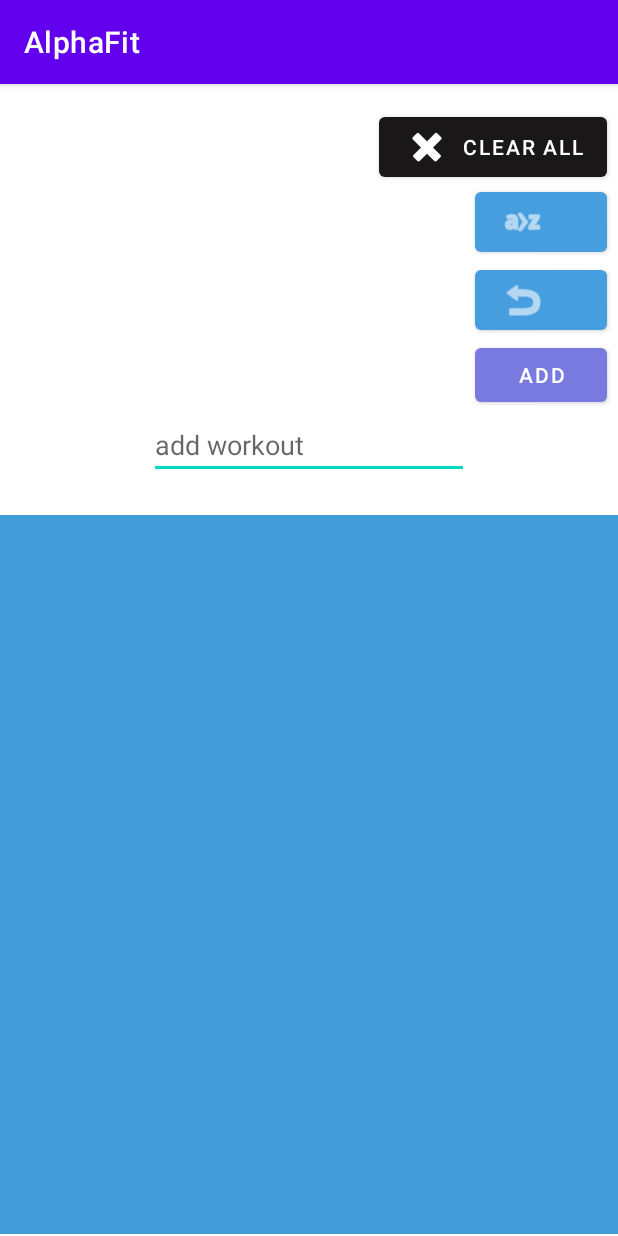
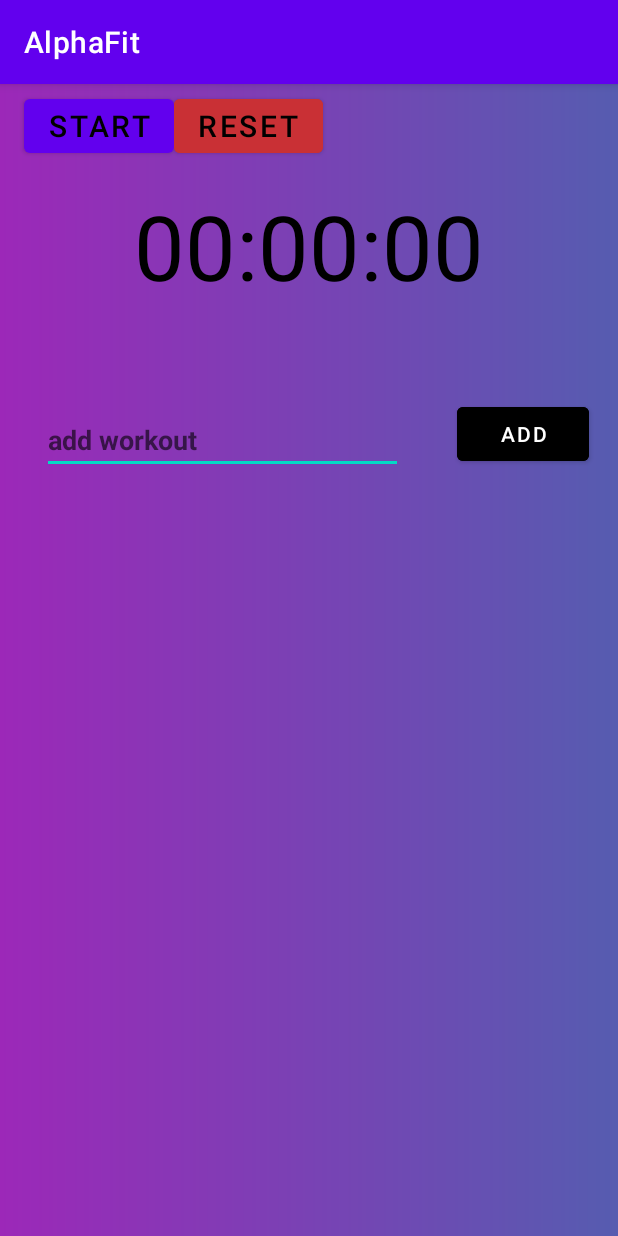
Before and after one commit to SuperMario1212/AlphaFit, an Android app: the CheckList screen opened directly, with no data from a screen before it, on a phone screen of 412 x 824 dp. Run offline under Robolectric (Android 15) with nearby library versions, the phone set to English and light mode, and no system bars.

Commit message:
Updated the workout timer

```diff
--- a/app/src/main/java/com/giruba/huaweicourse/alphafit/CheckList.java
+++ b/app/src/main/java/com/giruba/huaweicourse/alphafit/CheckList.java
@@ -2,6 +2,7 @@ package com.giruba.huaweicourse.alphafit;
 
 import androidx.appcompat.app.AlertDialog;
 import androidx.appcompat.app.AppCompatActivity;
+
 
 import android.content.DialogInterface;
 import android.os.Bundle;
@@ -11,124 +12,173 @@ import android.widget.ArrayAdapter;
 import android.widget.Button;
 import android.widget.EditText;
 import android.widget.ListView;
+import android.widget.TextView;
 import android.widget.Toast;
 
-import java.util.ArrayList;
-import java.util.Collections;
+import java.util.Timer;
+import java.util.TimerTask;
 
 public class CheckList extends AppCompatActivity {
 
-    private ListView citylist;
-    private EditText editcity;
-    private Button addcity;
-    private Button sort_ascending;
-    private Button sort_descending;
-    private Button clearall;
-    ArrayAdapter<String> adapt;
-    ArrayList<String> cities = new ArrayList<>();
+    Button btn_add,stopStartButton;
+    EditText et_workout;
+    TextView timerText;
+
+    boolean timerStarted = false;
+
+    Timer timer;
+    TimerTask timerTask;
+    Double time = 0.0;
+
+
+    ArrayAdapter workoutArrayAdapter;
+    DataBaseHelper dataBaseHelper;
+    ListView lv_workoutList;
 
     @Override
     protected void onCreate(Bundle savedInstanceState) {
         super.onCreate(savedInstanceState);
         setContentView(R.layout.activity_check_list);
 
-        citylist = findViewById(R.id.citieslist);
-        editcity = findViewById(R.id.addcities);
-        addcity = findViewById(R.id.addbutton);
-        sort_ascending = findViewById(R.id.ascending);
-        sort_descending = findViewById(R.id.descending);
-        clearall = findViewById(R.id.clearlist);
+        btn_add = findViewById(R.id.btn_add);
+        et_workout = findViewById(R.id.et_workout);
+        lv_workoutList = findViewById(R.id.workout_list);
+        timerText = findViewById(R.id.timerText);
+        stopStartButton = findViewById(R.id.startStopButton);
+        timer = new Timer();
 
+        dataBaseHelper = new DataBaseHelper(CheckList.this);
+        ShowWorkoutOnListView(dataBaseHelper);
 
-
-        //user input add cities
-        addcity.setOnClickListener(new View.OnClickListener() {
+        btn_add.setOnClickListener(new View.OnClickListener() {
             @Override
             public void onClick(View v) {
-                String cityname = editcity.getText().toString();
-                editcity.getText().clear(); //after type, clear the line
-                if(cityname.length()>0)
-                {
-                    //DATABASE
+                WorkoutTypes workout;
 
-                    //common query
-                    cities.add(cityname);
-                    citylist.setAdapter(adapt); //make new row
-                    adapt.notifyDataSetChanged();
+                try{
+                    workout = new WorkoutTypes(-1,et_workout.getText().toString());
+                    et_workout.getText().clear();
+                    Toast.makeText(CheckList.this, workout.getWorkout() + " added", Toast.LENGTH_SHORT).show();
+                }catch(Exception e){
+                    Toast.makeText(CheckList.this, "Error adding workout item", Toast.LENGTH_SHORT).show();
+                    workout = new WorkoutTypes(-1,"err");
                 }
+
+                DataBaseHelper dataBaseHelper = new DataBaseHelper(CheckList.this);
+                boolean success = dataBaseHelper.addOne(workout);
+                ShowWorkoutOnListView(dataBaseHelper);
+
+                Toast.makeText(CheckList.this, "Success", Toast.LENGTH_SHORT).show();
+
+                ShowWorkoutOnListView(dataBaseHelper);
+
             }
         });
 
-        //convert to ascending
-        sort_ascending.setOnClickListener(new View.OnClickListener() {
+        lv_workoutList.setOnItemLongClickListener(new AdapterView.OnItemLongClickListener() {
             @Override
-            public void onClick(View v) {
-                Toast.makeText(CheckList.this, "Sorted in ascending order", Toast.LENGTH_SHORT).show();
-                Collections.sort(cities);
-                adapt.notifyDataSetChanged();
-            }
-        });
-
-        //sort by descending order, can revert back to ascending
-        sort_descending.setOnClickListener(new View.OnClickListener() {
-            @Override
-            public void onClick(View v) {
-                Collections.reverse(cities); //able to revert back to ascending
-                adapt.notifyDataSetChanged();
-                Toast.makeText(CheckList.this, "Press again to convert back", Toast.LENGTH_SHORT).show();
-            }
-        });
-
-        //delete items in list
-        citylist.setOnItemLongClickListener(new AdapterView.OnItemLongClickListener() {
-            @Override
-            public boolean onItemLongClick(AdapterView<?> parent, View view, final int position, long id) {
+            public boolean onItemLongClick(AdapterView<?> parent, View view, int position, long id) {
+                WorkoutTypes clickedWorkouts = (WorkoutTypes) parent.getItemAtPosition(position);
                 final int pos = position;
 
                 new AlertDialog.Builder(CheckList.this)
                         .setIcon(android.R.drawable.ic_delete)
-                        .setTitle("Delete " +cities.get(position)+" ?" )
+                        .setTitle("Delete this ?")
                         .setPositiveButton("Yes", new DialogInterface.OnClickListener() {
                             @Override
                             public void onClick(DialogInterface dialog, int which) {
-                                String city = cities.get(pos); //store the city name in here first(prev position)
-                                cities.remove(pos);
-                                Toast.makeText(CheckList.this, city + " Deleted", Toast.LENGTH_SHORT).show();
-                                adapt.notifyDataSetChanged();
+                                dataBaseHelper.DeleteOne(clickedWorkouts);
+                                ShowWorkoutOnListView(dataBaseHelper);
+                                Toast.makeText(CheckList.this, "Deleted", Toast.LENGTH_SHORT).show();
                             }
                         })
-                        .setNegativeButton("no",null)
+                        .setNegativeButton("no", null)
                         .show();
                 return true;
             }
         });
 
-        // clear everything in list
-        clearall.setOnClickListener(new View.OnClickListener() {
+    }
+
+    public void resetTapped(View view){
+        AlertDialog.Builder resetAlert = new AlertDialog.Builder(this);
+        resetAlert.setTitle("Reset Timer");
+        resetAlert.setMessage("Reset timer?");
+        resetAlert.setPositiveButton("RESET", new DialogInterface.OnClickListener() {
             @Override
-            public void onClick(View v) {
-                new AlertDialog.Builder(CheckList.this)
-                        .setIcon(android.R.drawable.ic_delete)
-                        .setTitle("Delete All ?")
-                        .setPositiveButton("Yes", new DialogInterface.OnClickListener() {
-                            @Override
-                            public void onClick(DialogInterface dialog, int which) {
-                                cities.clear();
-                                Toast.makeText(CheckList.this, "List Cleared", Toast.LENGTH_SHORT).show();
-                                adapt.notifyDataSetChanged();
-                            }
-                        })
-                        .setNegativeButton("No",null)
-                        .show();
+            public void onClick(DialogInterface dialog, int which) {
+
+                if(timerTask != null)
+                {
+                    timerTask.cancel();
+                    stopStartButton.setText("START");
+                    time = 0.0;
+                    timerStarted = false;
+                    timerText.setText(formatTime(0,0,0));
+                }
             }
         });
 
-        //adapter
-        adapt = new ArrayAdapter<>(
-                this,
-                android.R.layout.simple_list_item_1,
-                cities
-        );
+        resetAlert.setNeutralButton("Cancel", new DialogInterface.OnClickListener() {
+            @Override
+            public void onClick(DialogInterface dialog, int which) {
+                //null
+            }
+        });
+        resetAlert.show();
+    }
 
+    public void startStopTapped(View view){
+        if(timerStarted == false)
+        {
+            timerStarted = true;
+            stopStartButton.setText("STOP");
+
+
+            startTimer();
+        }else {
+            timerStarted = false;
+            stopStartButton.setText("START");
+
+            timerTask.cancel();
+        }
+    }
+
+    private void startTimer()
+    {
+        timerTask = new TimerTask() {
+            @Override
+            public void run()
+            {
+                runOnUiThread(new Runnable() {
+                    @Override
+                    public void run() {
+                        time++;
+                        timerText.setText(getTimerText());
+                    }
+                });
+            }
+
+        };
+        timer.scheduleAtFixedRate(timerTask,0,1000);
+    }
+
+    private String getTimerText()
+    {
+        int rounded = (int) Math.round(time);
+        int seconds = ((rounded % 86400) % 3600) % 60;
+        int minutes = ((rounded % 86400) % 3600) / 60;
+        int hours = ((rounded % 86400) / 3600);
+
+        return formatTime(seconds, minutes, hours);
+    }
+
+    private String formatTime(int seconds, int minutes, int hours){
+        return String.format("%02d",hours) + " : " + String.format("%02d",minutes) + " : " + String.format("%02d",seconds);
+    }
+
+    private void ShowWorkoutOnListView(DataBaseHelper dbhelper) {
+        workoutArrayAdapter = new ArrayAdapter<WorkoutTypes>(CheckList.this, android.R.layout.simple_list_item_1, dbhelper.getEveryOne());
+        lv_workoutList.setAdapter(workoutArrayAdapter);
     }
 }
--- a/app/src/main/res/layout/activity_check_list.xml
+++ b/app/src/main/res/layout/activity_check_list.xml
@@ -4,79 +4,103 @@
     xmlns:tools="http://schemas.android.com/tools"
     android:layout_width="match_parent"
     android:layout_height="match_parent"
+    android:background="@drawable/backgroundcolor"
     tools:context=".CheckList">
 
+    <Toolbar
+        android:id="@+id/toolbar"
+        android:layout_width="0dp"
+        android:layout_height="wrap_content"
+        android:layout_marginBottom="11dp"
+        android:gravity="center"
+        android:orientation="vertical"
+        app:layout_constraintBottom_toTopOf="@+id/timerText"
+        app:layout_constraintEnd_toEndOf="parent"
+        app:layout_constraintStart_toStartOf="parent"
+        app:layout_constraintTop_toTopOf="parent">
+
+
+        <Button
+            android:id="@+id/startStopButton"
+            android:layout_width="wrap_content"
+            android:layout_height="wrap_content"
+            android:background="@null"
+            android:gravity="end"
+            android:onClick="startStopTapped"
+            android:text="START"
+            android:textColor="@color/black"
+            android:textSize="20sp"
+            tools:layout_editor_absoluteX="16dp"
+            tools:layout_editor_absoluteY="4dp" />
+
+        <Button
+            android:layout_width="wrap_content"
+            android:layout_height="wrap_content"
+            android:layout_marginRight="40dp"
+            android:background="@null"
+            android:backgroundTint="#c93035"
+            android:onClick="resetTapped"
+            android:text="RESET"
+            android:textColor="@color/black"
+            android:textSize="20sp" />
+
+
+    </Toolbar>
+
+    <TextView
+        android:id="@+id/timerText"
+        android:layout_width="wrap_content"
+        android:layout_height="wrap_content"
+        android:layout_marginBottom="61dp"
+        android:gravity="center"
+        android:text="00:00:00"
+        android:textColor="@color/black"
+        android:textSize="60sp"
+        app:layout_constraintBottom_toTopOf="@+id/btn_add"
+        app:layout_constraintEnd_toEndOf="parent"
+        app:layout_constraintStart_toStartOf="parent"
+        app:layout_constraintTop_toBottomOf="@+id/toolbar" />
+
+
     <ListView
-        android:id="@+id/citieslist"
+        android:id="@+id/workout_list"
         android:layout_width="0dp"
         android:layout_height="0dp"
-        android:layout_marginBottom="1dp"
-        android:background="#429CD8"
+        android:layout_marginBottom="5dp"
+        android:background="@null"
         android:cacheColorHint="#EF0606"
         app:layout_constraintBottom_toBottomOf="parent"
         app:layout_constraintEnd_toEndOf="parent"
         app:layout_constraintStart_toStartOf="parent"
-        app:layout_constraintTop_toBottomOf="@+id/addcities" />
+        app:layout_constraintTop_toBottomOf="@+id/btn_add" />
 
     <EditText
-        android:id="@+id/addcities"
-        android:layout_width="wrap_content"
+        android:id="@+id/et_workout"
+        android:layout_width="0dp"
         android:layout_height="wrap_content"
-        android:layout_marginStart="10dp"
-        android:layout_marginEnd="10dp"
-        android:layout_marginBottom="24dp"
+        android:layout_marginStart="28dp"
+        android:layout_marginEnd="36dp"
+        android:layout_marginBottom="23dp"
         android:ems="10"
         android:hint="add workout"
         android:inputType="textPersonName"
         android:textColor="#050505"
-        app:layout_constraintBottom_toTopOf="@+id/citieslist"
-        app:layout_constraintEnd_toEndOf="parent"
-        app:layout_constraintStart_toStartOf="parent"
-        app:layout_constraintTop_toBottomOf="@+id/addbutton" />
+        android:textStyle="bold"
+        app:layout_constraintBottom_toTopOf="@+id/workout_list"
+        app:layout_constraintEnd_toStartOf="@+id/btn_add"
+        app:layout_constraintStart_toStartOf="parent" />
 
     <Button
-        android:id="@+id/addbutton"
+        android:id="@+id/btn_add"
         android:layout_width="wrap_content"
         android:layout_height="wrap_content"
+        android:layout_marginEnd="19dp"
+        android:layout_marginBottom="26dp"
+        android:backgroundTint="@color/black"
         android:text="Add"
-        app:backgroundTint="#787ADF"
-        app:layout_constraintBottom_toTopOf="@+id/addcities"
-        app:layout_constraintStart_toStartOf="@+id/descending"
-        app:layout_constraintTop_toBottomOf="@+id/descending" />
-
-    <Button
-        android:id="@+id/ascending"
-        android:layout_width="wrap_content"
-        android:layout_height="wrap_content"
-        android:layout_marginTop="66dp"
-        app:backgroundTint="#479EDF"
-        app:icon="@android:drawable/ic_menu_sort_alphabetically"
-        app:iconPadding="@dimen/cardview_compat_inset_shadow"
-        app:layout_constraintBottom_toTopOf="@+id/descending"
-        app:layout_constraintEnd_toEndOf="@+id/clearlist"
-        app:layout_constraintTop_toTopOf="parent" />
-
-    <Button
-        android:id="@+id/descending"
-        android:layout_width="wrap_content"
-        android:layout_height="wrap_content"
-        app:backgroundTint="#479EDF"
-        app:icon="@android:drawable/ic_menu_revert"
-        app:iconPadding="@dimen/cardview_compat_inset_shadow"
-        app:layout_constraintBottom_toTopOf="@+id/addbutton"
-        app:layout_constraintStart_toStartOf="@+id/ascending"
-        app:layout_constraintTop_toBottomOf="@+id/ascending" />
-
-    <Button
-        android:id="@+id/clearlist"
-        android:layout_width="wrap_content"
-        android:layout_height="wrap_content"
-        android:layout_marginTop="16dp"
-        android:layout_marginEnd="7dp"
-        android:text="Clear All"
-        app:backgroundTint="#191718"
-        app:icon="@android:drawable/ic_delete"
+        app:layout_constraintBottom_toTopOf="@+id/workout_list"
         app:layout_constraintEnd_toEndOf="parent"
-        app:layout_constraintTop_toTopOf="parent" />
+        app:layout_constraintStart_toEndOf="@+id/et_workout"
+        app:layout_constraintTop_toBottomOf="@+id/timerText" />
 
 </androidx.constraintlayout.widget.ConstraintLayout>
```
